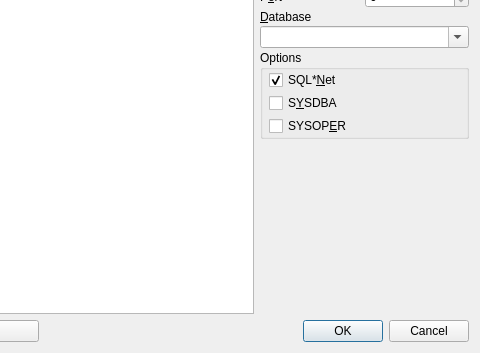
Above: src/tonewconnectionui.ui from netrunner-debian-kde-extras/tora before the change; both pictures show x 181 to 661 and y 226 to 579 of the 661 by 579 pixel window. Below: the same form after it.
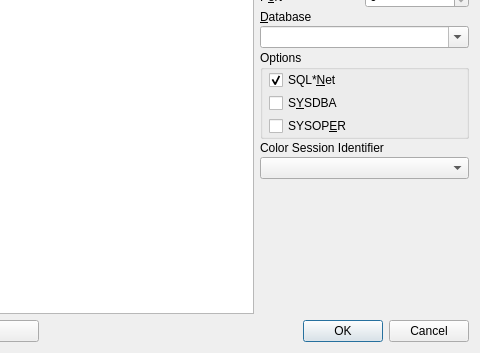
That is the form after the change.

Patch:
```diff
--- a/src/tonewconnectionui.ui
+++ b/src/tonewconnectionui.ui
@@ -414,6 +414,16 @@
        </layout>
       </widget>
      </item>
+     <item>
+      <widget class="QLabel" name="label_2">
+       <property name="text">
+        <string>Color Session Identifier</string>
+       </property>
+      </widget>
+     </item>
+     <item>
+      <widget class="QComboBox" name="colorComboBox"/>
+     </item>
      <item>
       <spacer>
        <property name="orientation" >
@@ -448,7 +458,7 @@
    </item>
   </layout>
  </widget>
- <layoutdefault spacing="6" margin="11" />
+ <layoutdefault spacing="6" margin="11"/>
  <tabstops>
   <tabstop>Previous</tabstop>
   <tabstop>Provider</tabstop>
```
Left out of the diff: 283 changed lines with no effect on the pictures.
